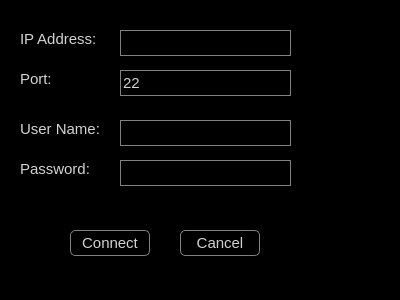
Before: the Qt Designer form form/OpenTerminalDialog.ui in Qivaz/QEditor, drawn with Qt 5.
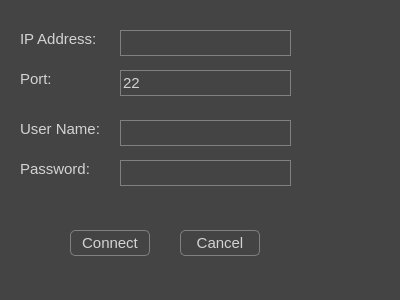
After: the same form once the commit is applied.

```diff
--- a/form/OpenTerminalDialog.ui
+++ b/form/OpenTerminalDialog.ui
@@ -14,7 +14,7 @@
    <string>Open SSH</string>
   </property>
   <property name="styleSheet">
-   <string notr="true">color: lightGray; background-color: black; font: 11pt;</string>
+   <string notr="true">color: lightGray; background-color: rgb(68, 68, 68); font: 11pt;</string>
   </property>
   <widget class="QLabel" name="labelIp">
    <property name="geometry">
```
